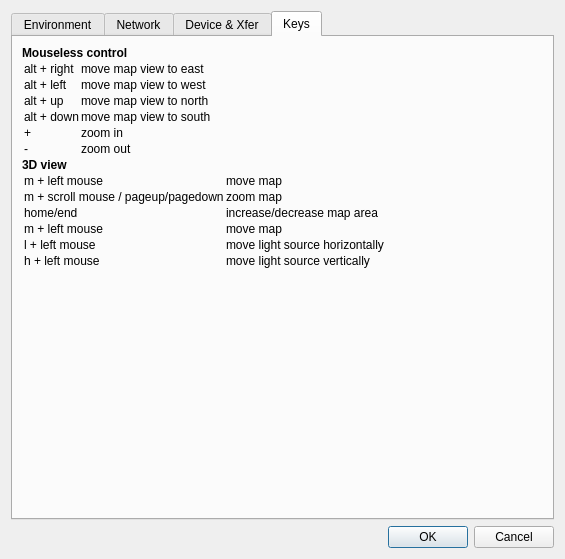
Old version of the form src/IDlgConfig.ui in the repository ntruchsess/QLandkarteGT.
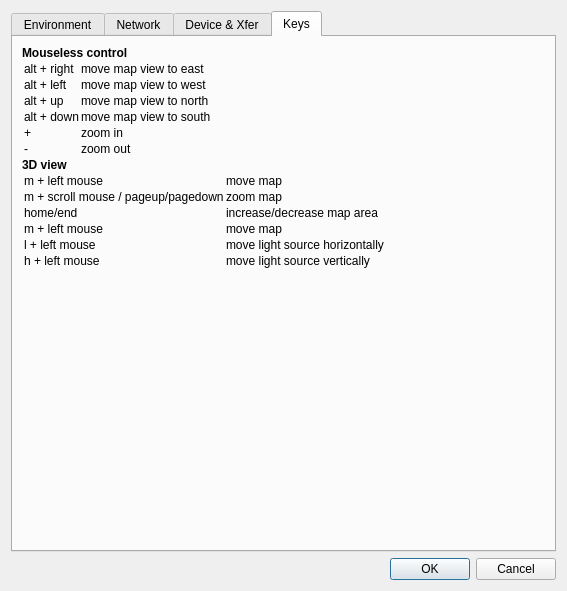
New version of the form.

The edit to the form file:
```diff
--- a/src/IDlgConfig.ui
+++ b/src/IDlgConfig.ui
@@ -6,8 +6,8 @@
    <rect>
     <x>0</x>
     <y>0</y>
-    <width>565</width>
-    <height>559</height>
+    <width>567</width>
+    <height>591</height>
    </rect>
   </property>
   <property name="windowTitle">
```
Left out of the diff: 2 changed lines with no effect on the pictures.
